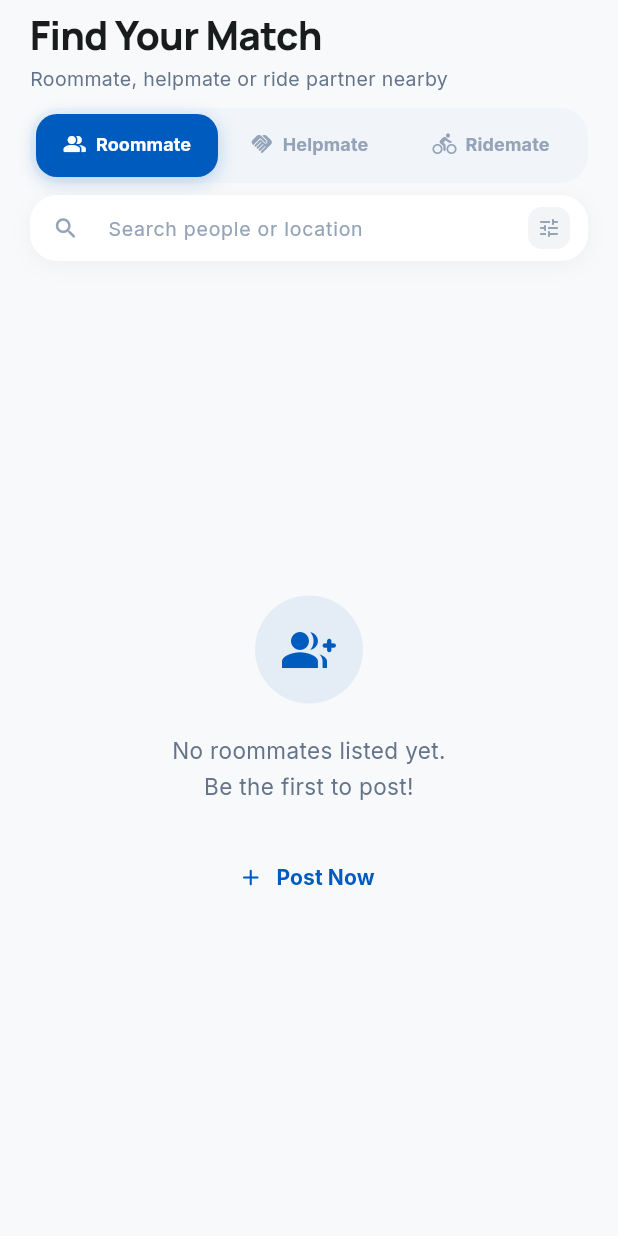
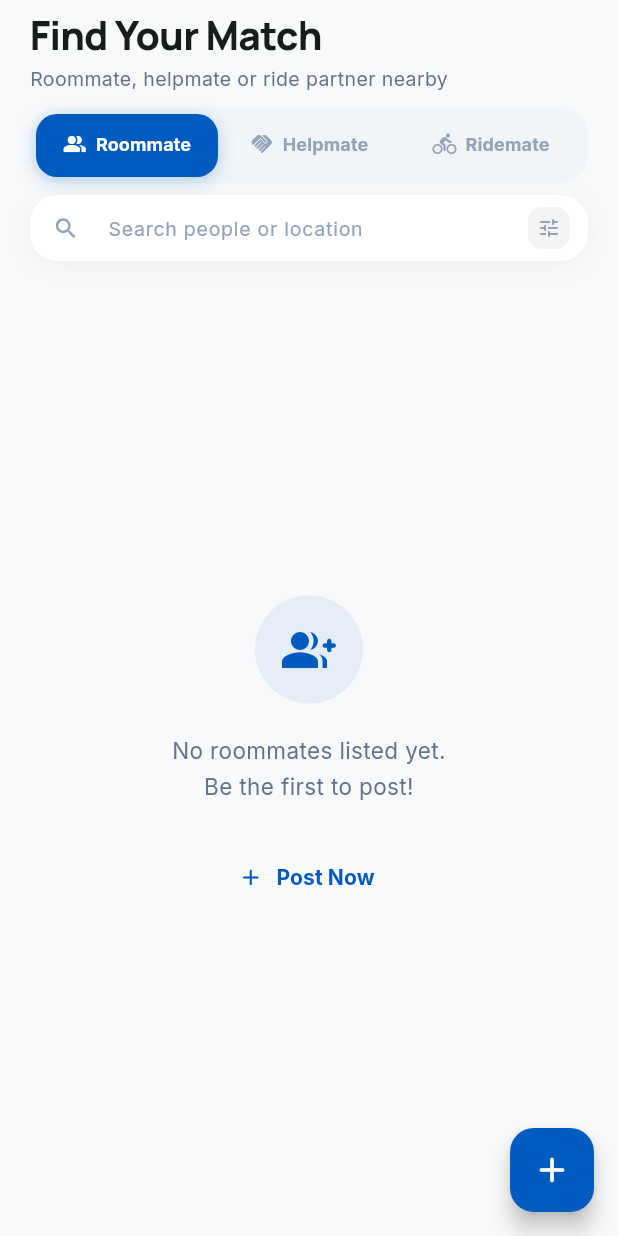
Before and after one commit to dhirajparihar/triozy, a Flutter app: the MateScreen screen opened directly, on a phone screen of 412 x 824 dp. Run offline on Flutter 3.47's test engine with Material 3 defaults, Android fonts, the light colour scheme and no system bars; our stand-ins replace cached_network_image, cloud_firestore, firebase_auth, firebase_core, firebase_storage, geocoding and 5 more; missing offline and left inert: geoflutterfire_plus; accounts and stored records are empty; network calls fail.

Commit message:
fix(mate-screen): add FAB that respects active mate type
- Add FloatingActionButton to MateScreen that passes current tab type (Roommate/Helpmate/Ridemate) to AddMateScreen
- Hide global FAB in MainShell when on Mates tab to prevent duplicate FABs
- Add PROJECT_STRUCTURE.md to .gitignore for personal reference

```diff
--- a/lib/screens/main_shell.dart
+++ b/lib/screens/main_shell.dart
@@ -370,8 +370,8 @@ class _MainShellState extends State<MainShell> {
                 onTap: (index) => setState(() => _currentIndex = index),
               ),
             ),
-            // Shared FAB for Home, Search, Requests and Mates (kept above nav)
-            if (_currentIndex >= 0 && _currentIndex <= 3)
+            // Shared FAB for Home, Search, Requests (Mates has its own FAB)
+            if (_currentIndex >= 0 && _currentIndex <= 2)
               Positioned(
                 right: 20,
                 bottom: MediaQuery.of(context).padding.bottom + 74,
--- a/lib/screens/mate_screen.dart
+++ b/lib/screens/mate_screen.dart
@@ -200,6 +200,12 @@ class _MateScreenState extends State<MateScreen>
   Widget build(BuildContext context) {
     return Scaffold(
       backgroundColor: AppColors.background,
+      floatingActionButton: FloatingActionButton(
+        onPressed: _openAddMate,
+        backgroundColor: _tabColors[_tabController.index],
+        elevation: 6,
+        child: const Icon(Icons.add_rounded, color: Colors.white, size: 28),
+      ),
       body: Column(
         crossAxisAlignment: CrossAxisAlignment.start,
         children: [
```
Also changed, not shown: 1 other file.
